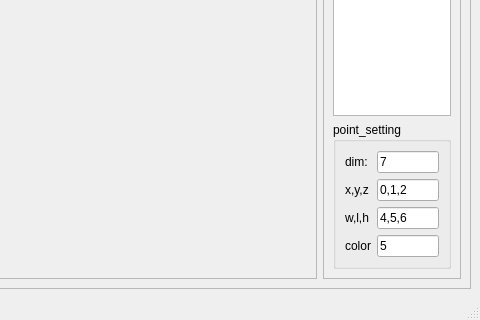
The window that Config/qviz.ui (xiaoqiang-cheng/Oviz) describes before a commit, drawn with Qt 5; both pictures show x 669 to 1149 and y 442 to 762 of the 1149 by 762 pixel window.
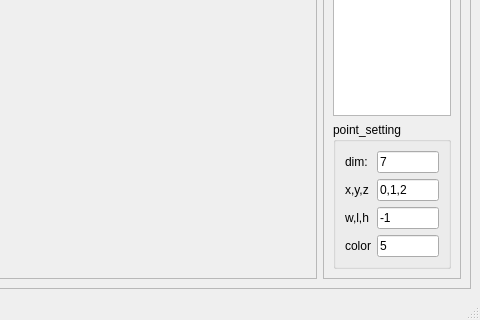
The same window after the commit. Icons and pictures are not drawn.

The edit to the form file:
```diff
--- a/Config/qviz.ui
+++ b/Config/qviz.ui
@@ -109,7 +109,7 @@
               <item row="2" column="1">
                <widget class="QLineEdit" name="linetxt_wlh_dim">
                 <property name="text">
-                 <string>4,5,6</string>
+                 <string>-1</string>
                 </property>
                </widget>
               </item>
```
